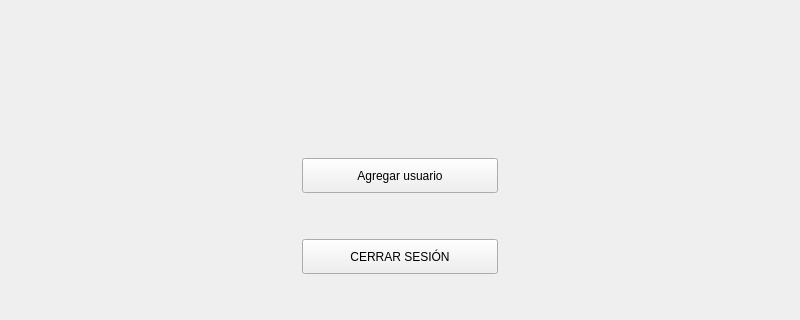
This is USUARIOS.ui in Matapuercos666/OPTICA as Qt 5 draws it before an edit; both pictures show x 0 to 800 and y 0 to 320 of the 800 by 600 pixel window. The edited form follows.
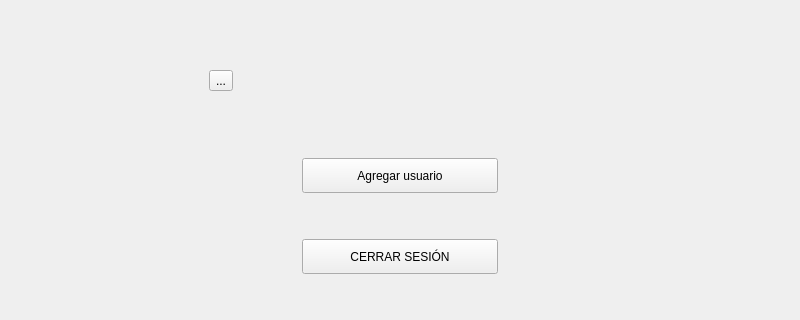
This is the edited form. Icons and pictures are not drawn.

What changed in the file:
```diff
--- a/USUARIOS.ui
+++ b/USUARIOS.ui
@@ -40,7 +40,7 @@
        </spacer>
       </item>
       <item row="1" column="0">
-       <layout class="QGridLayout" name="gridLayout_6">
+       <layout class="QGridLayout" name="gridLayout_6" columnstretch="1,0">
         <property name="topMargin">
          <number>0</number>
         </property>
@@ -48,6 +48,13 @@
          <number>0</number>
         </property>
         <item row="1" column="0">
+         <widget class="QToolButton" name="Regresar">
+          <property name="text">
+           <string>...</string>
+          </property>
+         </widget>
+        </item>
+        <item row="1" column="1">
          <widget class="QLabel" name="label_2">
           <property name="sizePolicy">
            <sizepolicy hsizetype="Preferred" vsizetype="Preferred">
```
